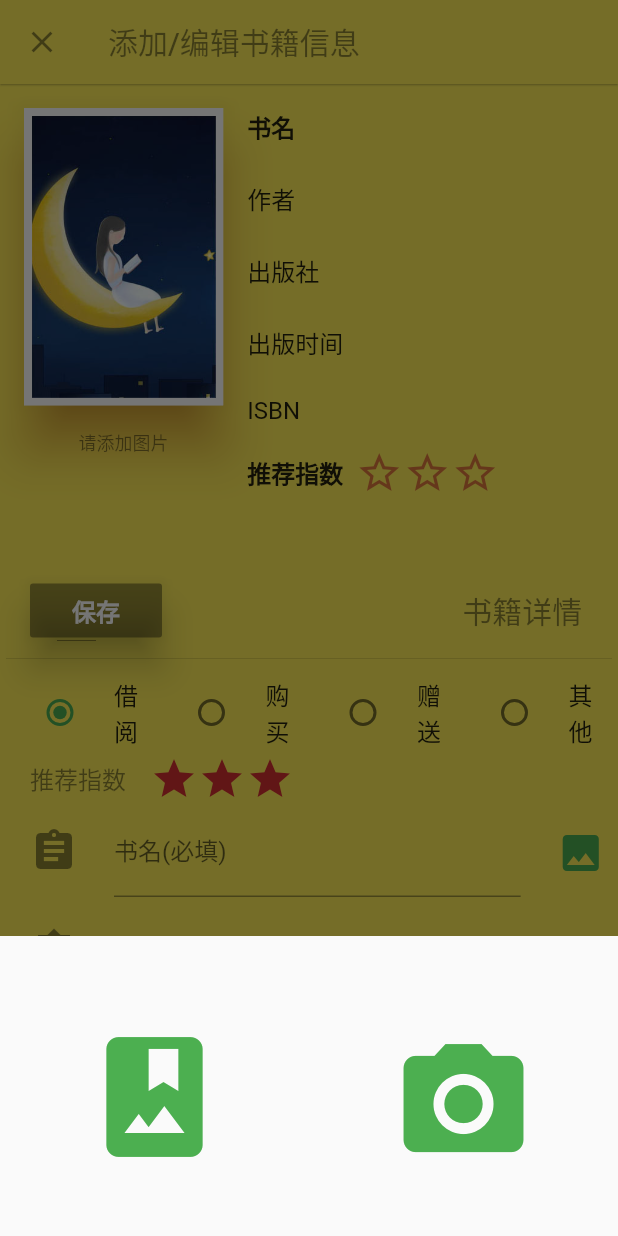
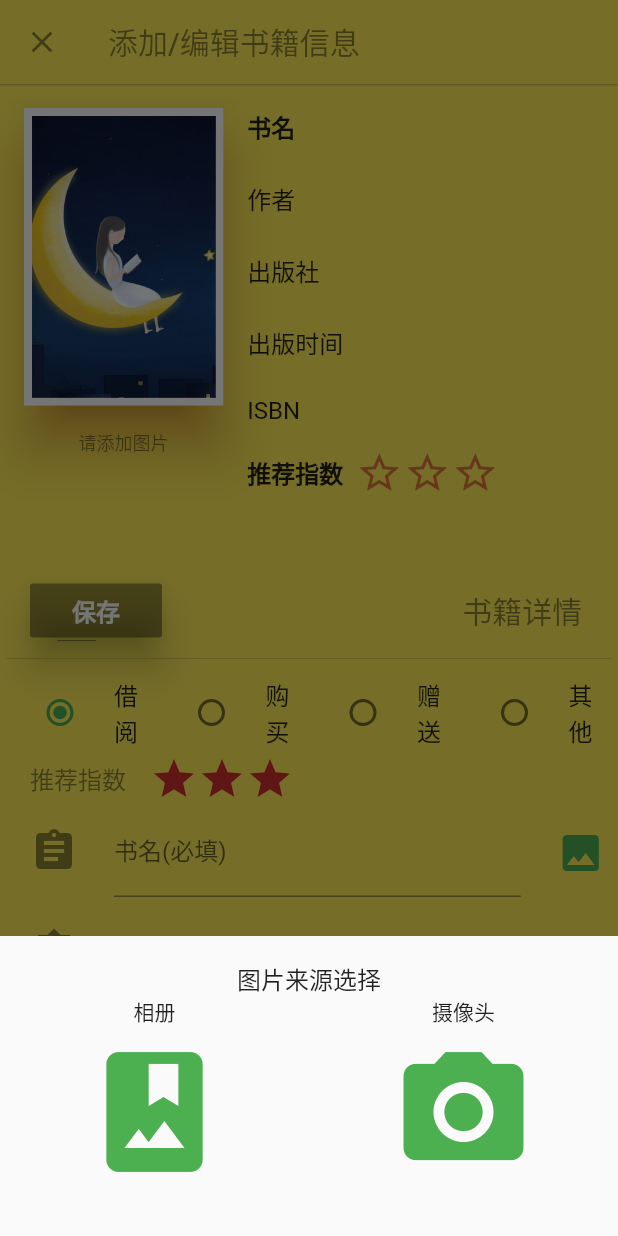
Before and after one commit to xuHarry9809/BookManager, a Flutter app: the AddBookForm screen opened by its route, after a tap on the "image" icon, on a phone screen of 412 x 824 dp. Run offline on Flutter 3.47's test engine with Material 2 defaults, Android fonts, the phone set to English and light mode, and no system bars; drawn by our look-alikes of smooth_star_rating; our stand-ins replace dio, flutter_datetime_picker, fluttertoast, image_picker, sqflite; missing offline and left inert: loader_search_bar; accounts and stored records are empty; network calls fail.

Commit message:
initial project

```diff
--- a/lib/app_widget/forms/addbook_form.dart
+++ b/lib/app_widget/forms/addbook_form.dart
@@ -4,10 +4,8 @@ import 'package:intl/intl.dart';
 import 'package:flutter/material.dart';
 import 'package:flutter/services.dart';
 import 'package:image_picker/image_picker.dart';
-import 'package:transparent_image/transparent_image.dart';
 import 'package:smooth_star_rating/smooth_star_rating.dart';
 import 'package:fluttertoast/fluttertoast.dart';
-//import 'package:flutter_date_picker/flutter_date_picker.dart';
 import 'package:flutter_datetime_picker/flutter_datetime_picker.dart';
 import '../custcontroller/rating_bar.dart';
 import '../custcontroller/TextCombox.dart';
@@ -56,7 +54,7 @@ class AddBookFormState extends State<AddBookForm> {
   double favor_rating = 5;
   bool _isSaveButtonEnabled = false;
   bool _isBorrowType = true;
-
+  int _image_source = 1;
 
   @override
   void initState() {
@@ -254,41 +252,72 @@ class AddBookFormState extends State<AddBookForm> {
          builder:(BuildContext context) {
             return new Container(
               height: 200,
-              child:  new Row(
+              child:new Column(
+                children: <Widget>[
+                  SizedBox(height: 16),
+                  Text('图片来源选择',style: TextStyle(fontSize: 16)),
+                  Row(
                     children: <Widget>[
                       Expanded(
-                    child: Container(
-                       padding:EdgeInsets.only(bottom: 50),
+                        flex: 1,
+                        child: Text('相册',textAlign: TextAlign.center),
+                      ),
+                      Expanded(
+                        flex: 1,
+                        child: Text('摄像头',textAlign: TextAlign.center),
+                      )
+                    ],
+                  ),
+                  new Row(
+                    children: <Widget>[
+                      Expanded(
+                         flex:1,
                          child:IconButton(
-                            icon: Icon(Icons.photo_album, size: 96, color: Colors.green),
+                                  icon: Icon(Icons.photo_album),
+                                  iconSize:96,
+                                  color: Colors.green,
+                                  highlightColor: Colors.yellow,
                                   tooltip: '相册',
-                            onPressed:null
-                       )
+                                  onPressed:(){
+                                    showImage(ImageSource.gallery);
+                                  }
                          ),
-                    flex: 1,
                       ),
                       Expanded(
                         flex: 1,
                         child:Container(
-                        padding:EdgeInsets.only(bottom: 40),
+                           // padding:EdgeInsets.only(bottom: 5),
                             child:IconButton(
-                          icon: Icon(Icons.camera_alt, size: 96, color: Colors.green),
+                                icon: Icon(Icons.camera_alt),
+                                iconSize:96,
+                                color: Colors.green,
+                                highlightColor: Colors.yellow,
                                 tooltip: '摄像头',
-                          onPressed:null
+                                onPressed:(){
+                                   showImage(ImageSource.camera);
+                                }
                             )
                         ),
                       )
                     ],
                   ),
+                ],
+              )
             );
       });
-      /*var image = await ImagePicker.pickImage(source: ImageSource.gallery);
+
+  }
+
+  void showImage(var src) async {
+    var image = await ImagePicker.pickImage(source:src);
     setState(() {
+      //must select a image
+      if(image != null){
         _image = image;
         _image_tip = '待保存图片';
-      });*/
       }
-
+    });
+  }
   void _saveBookInfo() {
     if(borrowtime_controller.text != null && borrowtime_controller.text.length > 0
         && returntime_controller.text != null && returntime_controller.text.length > 0 ){
@@ -326,6 +355,7 @@ class AddBookFormState extends State<AddBookForm> {
                                      owner_controller.text,
                                      category_controller.text,
                                      flag_controller.text,
+                                     -1,
                                      remark_controller.text);
 
         dbutil.insertBookInfo(widget.bookinfo).then((retVal) {
@@ -334,6 +364,22 @@ class AddBookFormState extends State<AddBookForm> {
             if (retVal < 0) {
               message = '添加书籍失败';
               back_color = Colors.red;
+              setState(() {
+                Fluttertoast.showToast(
+                    msg: message,
+                    toastLength: Toast.LENGTH_LONG,
+                    gravity: ToastGravity.BOTTOM,
+                    timeInSecForIos: 1,
+                    backgroundColor: back_color,
+                    textColor:Colors.white
+                );
+              });
+            } else{
+              if(_image != null) {
+                dbutil.insertImage(_image, retVal).then((imageId) {
+                  if (imageId < 0)
+                    message += ',图片添加失败';
+                });
               }
               setState(() {
                 Fluttertoast.showToast(
@@ -344,8 +390,12 @@ class AddBookFormState extends State<AddBookForm> {
                     backgroundColor: back_color,
                     textColor:Colors.white
                 );
+                _image_tip = '图片已保存';
                 _buildtopContent();
               });
+            }
+
+
       });
     }
   }
--- a/lib/model/book.dart
+++ b/lib/model/book.dart
@@ -16,7 +16,7 @@ class BookInfo{
   String _Owner;             //所有者
   String _category;       //书籍类别
   String  _flags;         //书籍标签
- // int _image_index;       //书籍图片索引
+  int _image_index;       //书籍图片索引
 
 
   int get id => _id;
@@ -34,7 +34,7 @@ class BookInfo{
   String get Owner => _Owner;
   String get category => _category;
   String get flags => _flags;
- // int get image_index => _image_index;
+  int get image_index => _image_index;
   String get remark => _remark;
 
   BookInfo(this._id,
@@ -50,6 +50,7 @@ class BookInfo{
            this._Owner,
            this._category,
            this._flags,
+           this._image_index,
            this._remark);
 
   Map<String, dynamic> toMap(){
@@ -74,8 +75,8 @@ class BookInfo{
     //if(_category != null)
     map['category'] = _category;
     map['flags'] = _flags;
-   /* if(_image_index != null)
-      map["image_index"] = _image_index;*/
+    if(_image_index != null)
+      map["image_index"] = _image_index;
 
   }
 
@@ -96,7 +97,7 @@ class BookInfo{
     _Owner = map['Owner'];
     _category = map['category'];
     _flags = map['flags'];
-   // _image_index = map['image_index'];
+    _image_index = map['image_index'];
   }
 
 }
--- a/pubspec.yaml
+++ b/pubspec.yaml
@@ -24,6 +24,7 @@ dependencies:
   flutter_datetime_picker: ^1.0.4
   intl: ^0.15.7
   fluttertoast: ^2.2.2
+  loader_search_bar: ^1.0.3+1
   # The following adds the Cupertino Icons font to your application.
   # Use with the CupertinoIcons class for iOS style icons.
   cupertino_icons: ^0.1.2
```
Also changed, not shown: lib/app_widget/forms/allbookview.dart (added, +16 -0 lines), lib/app_widget/home.dart (+8 -8 lines), lib/util/dbutil.dart (+26 -2 lines). Lines whose indentation alone changed are shown as unchanged.
